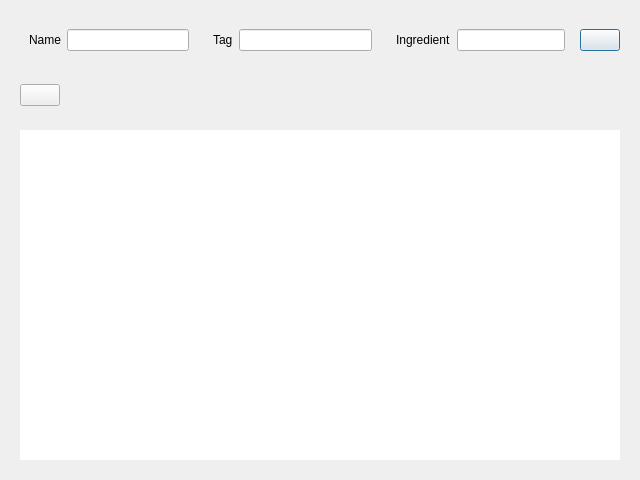
First picture: the form in gui/openrecipedialog.ui, repository andrewlalis/RecipeDB, before the edit.
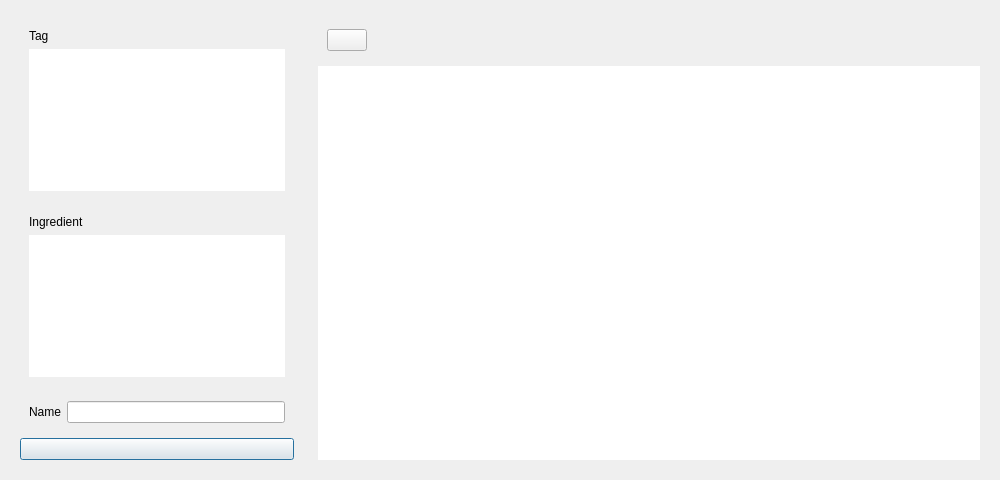
Second picture: the form after the edit. Icons and pictures are not drawn.

Commit message: Added query counter, list of all tags, ingredients to open recipe view.

The edit to the form file:
```diff
--- a/gui/openrecipedialog.ui
+++ b/gui/openrecipedialog.ui
@@ -6,7 +6,7 @@
    <rect>
     <x>0</x>
     <y>0</y>
-    <width>640</width>
+    <width>1000</width>
     <height>480</height>
    </rect>
   </property>
@@ -20,29 +20,13 @@
   <property name="modal">
    <bool>true</bool>
   </property>
-  <layout class="QVBoxLayout" name="verticalLayout">
-   <item alignment="Qt::AlignTop">
+  <layout class="QHBoxLayout" name="horizontalLayout_6">
+   <item alignment="Qt::AlignLeft|Qt::AlignTop">
     <widget class="QWidget" name="searchPanel" native="true">
-     <layout class="QHBoxLayout" name="horizontalLayout">
-      <item>
-       <widget class="QWidget" name="nameSearchPanel" native="true">
-        <layout class="QHBoxLayout" name="horizontalLayout_2">
-         <item>
-          <widget class="QLabel" name="nameLabel">
-           <property name="text">
-            <string>Name</string>
-           </property>
-          </widget>
-         </item>
-         <item>
-          <widget class="QLineEdit" name="nameEdit"/>
-         </item>
-        </layout>
-       </widget>
-      </item>
-      <item>
+     <layout class="QVBoxLayout" name="verticalLayout">
+      <item alignment="Qt::AlignLeft">
        <widget class="QWidget" name="tagsSearchpanel" native="true">
-        <layout class="QHBoxLayout" name="horizontalLayout_3">
+        <layout class="QVBoxLayout" name="verticalLayout_3">
          <item>
           <widget class="QLabel" name="tagLabel">
            <property name="text">
@@ -51,14 +35,33 @@
           </widget>
          </item>
          <item>
-          <widget class="QLineEdit" name="tagEdit"/>
+          <widget class="QListView" name="tagsListView">
+           <property name="sizePolicy">
+            <sizepolicy hsizetype="Minimum" vsizetype="Expanding">
+             <horstretch>0</horstretch>
+             <verstretch>0</verstretch>
+            </sizepolicy>
+           </property>
+           <property name="frameShape">
+            <enum>QFrame::NoFrame</enum>
+           </property>
+           <property name="selectionMode">
+            <enum>QAbstractItemView::ExtendedSelection</enum>
+           </property>
+           <property name="isWrapping" stdset="0">
+            <bool>false</bool>
+           </property>
+           <property name="wordWrap">
+            <bool>false</bool>
+           </property>
+          </widget>
          </item>
         </layout>
        </widget>
       </item>
-      <item>
+      <item alignment="Qt::AlignLeft">
        <widget class="QWidget" name="ingredientSearchPanel" native="true">
-        <layout class="QHBoxLayout" name="horizontalLayout_4">
+        <layout class="QVBoxLayout" name="verticalLayout_4">
          <item>
           <widget class="QLabel" name="ingredientLabel">
            <property name="text">
@@ -67,7 +70,42 @@
           </widget>
          </item>
          <item>
-          <widget class="QLineEdit" name="ingredientEdit"/>
+          <widget class="QListView" name="ingredientsListView">
+           <property name="sizePolicy">
+            <sizepolicy hsizetype="Minimum" vsizetype="Expanding">
+             <horstretch>0</horstretch>
+             <verstretch>0</verstretch>
+            </sizepolicy>
+           </property>
+           <property name="frameShape">
+            <enum>QFrame::NoFrame</enum>
+           </property>
+           <property name="selectionMode">
+            <enum>QAbstractItemView::ExtendedSelection</enum>
+           </property>
+           <property name="isWrapping" stdset="0">
+            <bool>false</bool>
+           </property>
+           <property name="wordWrap">
+            <bool>true</bool>
+           </property>
+          </widget>
+         </item>
+        </layout>
+       </widget>
+      </item>
+      <item>
+       <widget class="QWidget" name="nameSearchPanel" native="true">
+        <layout class="QHBoxLayout" name="horizontalLayout_2">
+         <item>
+          <widget class="QLabel" name="nameLabel">
+           <property name="text">
+            <string>Name</string>
+           </property>
+          </widget>
+         </item>
+         <item>
+          <widget class="QLineEdit" name="nameEdit"/>
          </item>
         </layout>
        </widget>
@@ -86,7 +124,10 @@
      </layout>
     </widget>
    </item>
-   <item alignment="Qt::AlignLeft|Qt::AlignTop">
+   <item>
+    <widget class="QWidget" name="contentPanel" native="true">
+     <layout class="QVBoxLayout" name="verticalLayout_2">
+      <item alignment="Qt::AlignLeft">
     <widget class="QWidget" name="interactionPanel" native="true">
      <layout class="QHBoxLayout" name="horizontalLayout_5">
       <item>
@@ -103,9 +144,6 @@
      </layout>
     </widget>
    </item>
-   <item>
-    <widget class="QWidget" name="contentPanel" native="true">
-     <layout class="QVBoxLayout" name="verticalLayout_2">
       <item>
        <widget class="QTableView" name="recipeTableView">
         <property name="frameShape">
```
Lines whose indentation alone changed are shown as unchanged. The commit also changes 28 other files.
